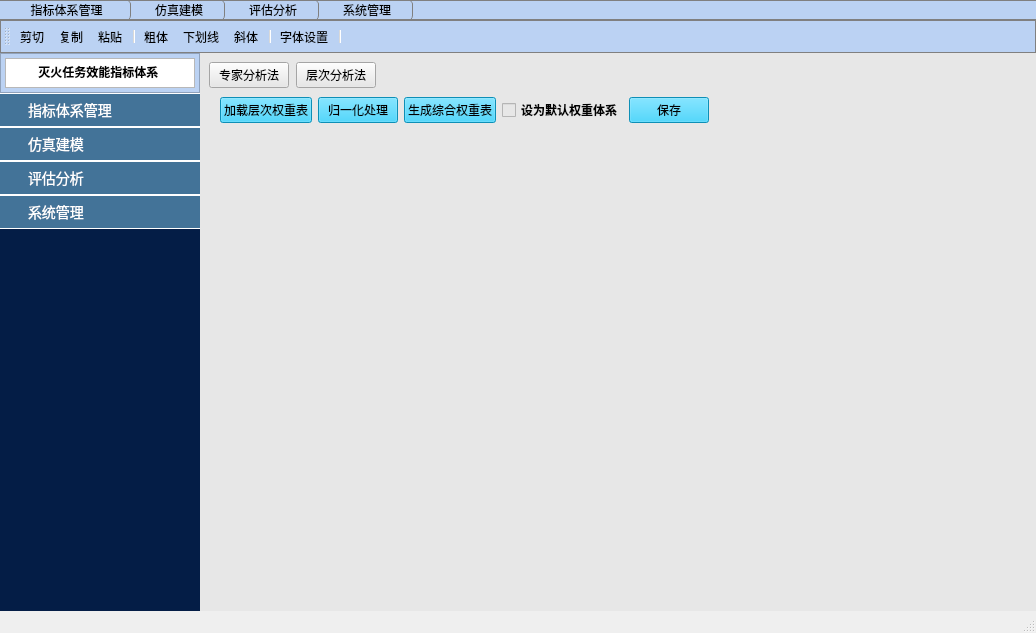
Old version of the form mainwindow.ui in the repository basiABC/evaluation.
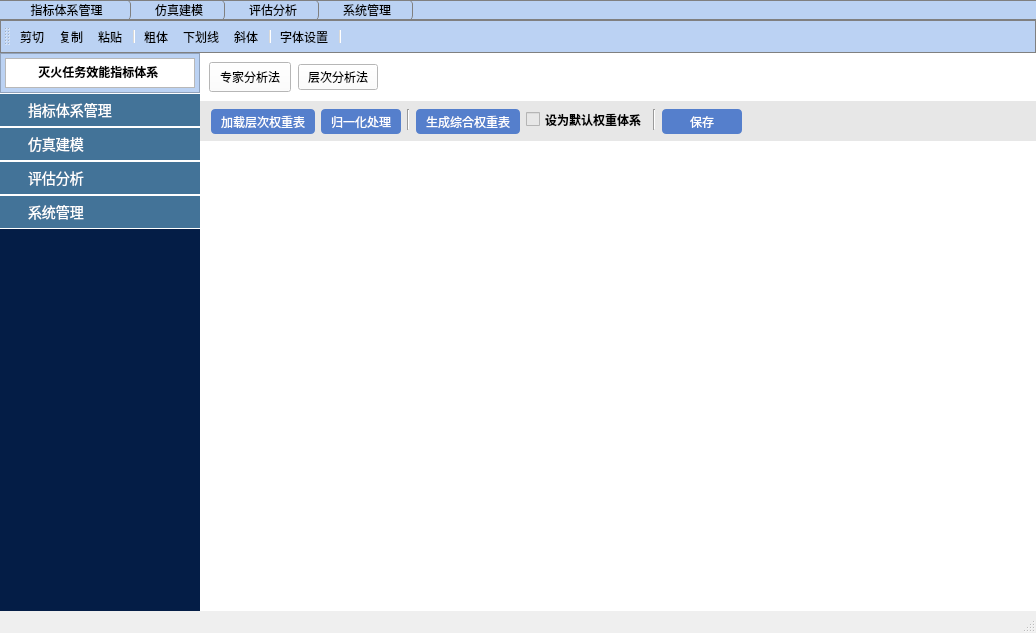
New version of the form. The open tabs and pages were chosen to show the change. Icons and pictures are not drawn.

Commit message: 权重页更新

```diff
--- a/mainwindow.ui
+++ b/mainwindow.ui
@@ -26,15 +26,24 @@
      <verstretch>0</verstretch>
     </sizepolicy>
    </property>
+   <layout class="QVBoxLayout" name="verticalLayout_6">
+    <property name="spacing">
+     <number>0</number>
+    </property>
+    <property name="leftMargin">
+     <number>0</number>
+    </property>
+    <property name="topMargin">
+     <number>0</number>
+    </property>
+    <property name="rightMargin">
+     <number>0</number>
+    </property>
+    <property name="bottomMargin">
+     <number>0</number>
+    </property>
+    <item>
    <widget class="QWidget" name="widget" native="true">
-    <property name="geometry">
-     <rect>
-      <x>0</x>
-      <y>0</y>
-      <width>1041</width>
-      <height>561</height>
-     </rect>
-    </property>
     <property name="sizePolicy">
      <sizepolicy hsizetype="Expanding" vsizetype="Expanding">
       <horstretch>0</horstretch>
@@ -753,11 +762,17 @@
          </property>
          <item>
           <widget class="QWidget" name="weight_header" native="true">
+             <property name="styleSheet">
+              <string notr="true">QWidget {
+    background-color: rgb(255, 255, 255);
+}
+</string>
+             </property>
            <layout class="QHBoxLayout" name="horizontalLayout_2">
             <property name="spacing">
              <number>7</number>
             </property>
-            <item alignment="">
+              <item>
              <widget class="QPushButton" name="zhuan_pushButton">
               <property name="sizePolicy">
                <sizepolicy hsizetype="Maximum" vsizetype="Fixed">
@@ -765,8 +780,19 @@
                 <verstretch>0</verstretch>
                </sizepolicy>
               </property>
+                <property name="minimumSize">
+                 <size>
+                  <width>0</width>
+                  <height>30</height>
+                 </size>
+                </property>
               <property name="styleSheet">
-               <string notr="true"/>
+                 <string notr="true">QPushButton {
+            text-align: left;
+            padding-left: 10px;
+            padding-right: 10px;
+            icon-size: 16px;
+}</string>
               </property>
               <property name="text">
                <string>专家分析法</string>
@@ -776,8 +802,14 @@
               </property>
              </widget>
             </item>
-            <item alignment="">
+              <item>
              <widget class="QPushButton" name="cen_pushButton">
+                <property name="styleSheet">
+                 <string notr="true">QPushButton {
+    qproperty-iconSize: 24px 24px; /* 图标大小 */
+    icon-position: left; /* 可能需要自定义样式表或调整布局 */
+}</string>
+                </property>
               <property name="text">
                <string>层次分析法</string>
               </property>
@@ -995,49 +1027,74 @@
               <number>0</number>
              </property>
              <item>
-              <widget class="QWidget" name="cen_header" native="true">
+                <widget class="QFrame" name="cen_header">
                <property name="sizePolicy">
-                <sizepolicy hsizetype="Expanding" vsizetype="Preferred">
+                  <sizepolicy hsizetype="Expanding" vsizetype="Expanding">
                  <horstretch>0</horstretch>
                  <verstretch>0</verstretch>
                 </sizepolicy>
                </property>
+                 <property name="minimumSize">
+                  <size>
+                   <width>0</width>
+                   <height>20</height>
+                  </size>
+                 </property>
+                 <property name="maximumSize">
+                  <size>
+                   <width>16777215</width>
+                   <height>40</height>
+                  </size>
+                 </property>
                <property name="styleSheet">
-                <string notr="true"/>
-               </property>
-               <layout class="QHBoxLayout" name="horizontalLayout_4">
+                  <string notr="true">background:rgb(187, 210, 243);
+QPushButton {
+            text-align: left;
+            padding-left: 10px;
+            padding-right: 10px;
+            icon-size: 16px;
+}</string>
+                 </property>
+                 <layout class="QHBoxLayout" name="horizontalLayout_5">
                 <property name="leftMargin">
-                 <number>0</number>
+                   <number>11</number>
                 </property>
                 <property name="topMargin">
                  <number>0</number>
                 </property>
                 <property name="rightMargin">
-                 <number>0</number>
+                   <number>11</number>
                 </property>
                 <property name="bottomMargin">
                  <number>0</number>
                 </property>
                 <item>
-                 <spacer name="horizontalSpacer_4">
-                  <property name="orientation">
-                   <enum>Qt::Orientation::Horizontal</enum>
-                  </property>
-                  <property name="sizeType">
-                   <enum>QSizePolicy::Policy::Maximum</enum>
-                  </property>
-                  <property name="sizeHint" stdset="0">
-                   <size>
-                    <width>20</width>
-                    <height>20</height>
-                   </size>
-                  </property>
-                 </spacer>
-                </item>
+                   <layout class="QHBoxLayout" name="horizontalLayout_7">
+                    <property name="topMargin">
+                     <number>8</number>
+                    </property>
+                    <property name="bottomMargin">
+                     <number>11</number>
+                    </property>
                 <item>
                  <widget class="QPushButton" name="c_load_pushButton">
+                      <property name="minimumSize">
+                       <size>
+                        <width>0</width>
+                        <height>25</height>
+                       </size>
+                      </property>
                   <property name="styleSheet">
-                   <string notr="true">background-color: rgb(19, 200, 255);</string>
+                       <string notr="true">QPushButton {
+    background-color: rgb(85, 127, 204); /* 按钮背景色 */
+    color: #ffffff; /* 字体颜色 */
+	border-radius: 4px; /* 圆角半径 */
+    text-align: left;
+    padding-left: 10px;
+    padding-right: 10px;
+    icon-size: 16px;
+}
+</string>
                   </property>
                   <property name="text">
                    <string>加载层次权重表</string>
@@ -1049,8 +1106,29 @@
                 </item>
                 <item>
                  <widget class="QPushButton" name="c_gui_pushButton">
+                      <property name="sizePolicy">
+                       <sizepolicy hsizetype="Minimum" vsizetype="Preferred">
+                        <horstretch>0</horstretch>
+                        <verstretch>0</verstretch>
+                       </sizepolicy>
+                      </property>
+                      <property name="minimumSize">
+                       <size>
+                        <width>0</width>
+                        <height>25</height>
+                       </size>
+                      </property>
                   <property name="styleSheet">
-                   <string notr="true">background-color: rgb(19, 200, 255);</string>
+                       <string notr="true">QPushButton {
+    background-color: rgb(85, 127, 204); /* 按钮背景色 */
+    color: #ffffff; /* 字体颜色 */
+	border-radius: 4px; /* 圆角半径 */
+    text-align: left;
+    padding-left: 10px;
+    padding-right: 10px;
+    icon-size: 16px;
+}
+</string>
                   </property>
                   <property name="text">
                    <string>归一化处理</string>
@@ -1061,9 +1139,37 @@
                  </widget>
                 </item>
                 <item>
-                 <widget class="QPushButton" name="c_sheng_pushButton">
+                     <widget class="Line" name="line_9">
+                      <property name="maximumSize">
+                       <size>
+                        <width>16777215</width>
+                        <height>16777215</height>
+                       </size>
+                      </property>
+                      <property name="orientation">
+                       <enum>Qt::Orientation::Vertical</enum>
+                      </property>
+                     </widget>
+                    </item>
+                    <item>
+                     <widget class="QPushButton" name="c_sheng_pushButton_2">
+                      <property name="minimumSize">
+                       <size>
+                        <width>0</width>
+                        <height>25</height>
+                       </size>
+                      </property>
                   <property name="styleSheet">
-                   <string notr="true">background-color: rgb(19, 200, 255);</string>
+                       <string notr="true">QPushButton {
+    background-color: rgb(85, 127, 204); /* 按钮背景色 */
+    color: #ffffff; /* 字体颜色 */
+	border-radius: 4px; /* 圆角半径 */
+            text-align: left;
+            padding-left: 10px;
+            padding-right: 10px;
+            icon-size: 16px;
+}
+</string>
                   </property>
                   <property name="text">
                    <string>生成综合权重表</string>
@@ -1085,10 +1191,23 @@
                   </property>
                  </widget>
                 </item>
+                    <item>
+                     <widget class="Line" name="line_10">
+                      <property name="maximumSize">
+                       <size>
+                        <width>16777215</width>
+                        <height>16777215</height>
+                       </size>
+                      </property>
+                      <property name="orientation">
+                       <enum>Qt::Orientation::Vertical</enum>
+                      </property>
+                     </widget>
+                    </item>
                 <item>
                  <widget class="QPushButton" name="c_save_pushButton">
                   <property name="sizePolicy">
-                   <sizepolicy hsizetype="Fixed" vsizetype="Fixed">
+                       <sizepolicy hsizetype="Fixed" vsizetype="Preferred">
                     <horstretch>0</horstretch>
                     <verstretch>0</verstretch>
                    </sizepolicy>
@@ -1096,7 +1215,7 @@
                   <property name="minimumSize">
                    <size>
                     <width>80</width>
-                    <height>0</height>
+                        <height>25</height>
                    </size>
                   </property>
                   <property name="maximumSize">
@@ -1106,7 +1225,13 @@
                    </size>
                   </property>
                   <property name="styleSheet">
-                   <string notr="true">background-color: rgb(19, 200, 255);</string>
+                       <string notr="true">QPushButton {
+    background-color: rgb(85, 127, 204); /* 按钮背景色 */
+    color: #ffffff; /* 字体颜色 */
+	border-radius: 4px; /* 圆角半径 */
+    icon-size: 16px;
+}
+</string>
                   </property>
                   <property name="text">
                    <string>保存</string>
@@ -1117,7 +1242,7 @@
                  </widget>
                 </item>
                 <item>
-                 <spacer name="horizontalSpacer_5">
+                     <spacer name="horizontalSpacer_3">
                   <property name="orientation">
                    <enum>Qt::Orientation::Horizontal</enum>
                   </property>
@@ -1128,6 +1253,8 @@
                    </size>
                   </property>
                  </spacer>
+                    </item>
+                   </layout>
                 </item>
                </layout>
               </widget>
@@ -1140,6 +1267,9 @@
                  <verstretch>0</verstretch>
                 </sizepolicy>
                </property>
+                 <property name="styleSheet">
+                  <string notr="true">background-color: rgb(255, 255, 255);</string>
+                 </property>
               </widget>
              </item>
             </layout>
@@ -1153,6 +1283,8 @@
      </item>
     </layout>
    </widget>
+    </item>
+   </layout>
   </widget>
   <widget class="QMenuBar" name="menubar">
    <property name="geometry">
```
Left out of the diff: 163 changed lines with no effect on the pictures. Lines whose indentation alone changed are shown as unchanged.
